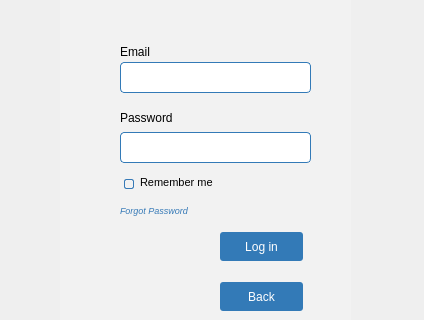
Before: the Qt Designer form teacherlg.ui in leothii/ASES, drawn with Qt 5; both pictures show x 0 to 424 and y 248 to 568 of the 424 by 800 pixel window.
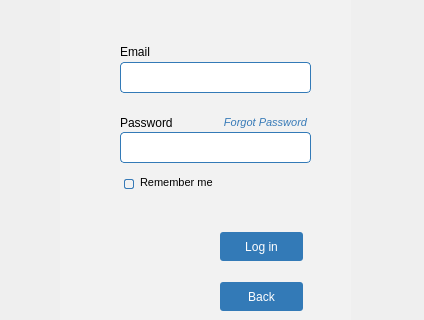
After: the same form once the commit is applied.

```diff
--- a/teacherlg.ui
+++ b/teacherlg.ui
@@ -93,29 +93,6 @@
       <bool>true</bool>
      </property>
     </widget>
-    <widget class="QLabel" name="label_4">
-     <property name="geometry">
-      <rect>
-       <x>60</x>
-       <y>230</y>
-       <width>111</width>
-       <height>16</height>
-      </rect>
-     </property>
-     <property name="font">
-      <font>
-       <pointsize>7</pointsize>
-       <italic>true</italic>
-      </font>
-     </property>
-     <property name="styleSheet">
-      <string notr="true">color: rgb(55, 122, 183);
-</string>
-     </property>
-     <property name="text">
-      <string>Forgot Password</string>
-     </property>
-    </widget>
     <widget class="QPushButton" name="loginButton">
      <property name="geometry">
       <rect>
@@ -182,9 +159,9 @@
      <property name="geometry">
       <rect>
        <x>60</x>
-       <y>130</y>
+       <y>140</y>
        <width>161</width>
-       <height>31</height>
+       <height>21</height>
       </rect>
      </property>
      <property name="styleSheet">
@@ -210,6 +187,30 @@
       <string/>
      </property>
     </widget>
+    <widget class="QPushButton" name="PassButton">
+     <property name="geometry">
+      <rect>
+       <x>150</x>
+       <y>140</y>
+       <width>111</width>
+       <height>21</height>
+      </rect>
+     </property>
+     <property name="font">
+      <font>
+       <pointsize>8</pointsize>
+       <italic>true</italic>
+      </font>
+     </property>
+     <property name="styleSheet">
+      <string notr="true">color:#377ab7;
+border: none; 
+background-color: transparent; </string>
+     </property>
+     <property name="text">
+      <string>Forgot Password</string>
+     </property>
+    </widget>
    </widget>
    <widget class="QLineEdit" name="lineEdit_1">
     <property name="geometry">
```
